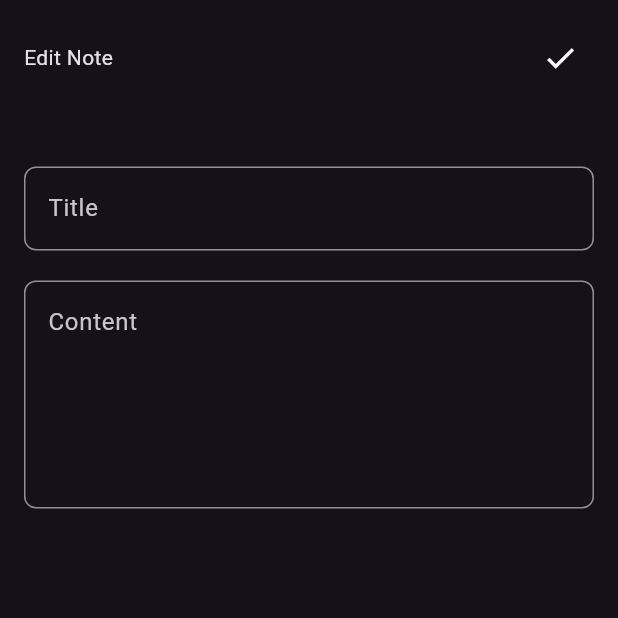
After one commit to Mahmoudali17/Note-App, a Flutter app: the screen it shows after launch, after a tap on "FLutter Tips", on a phone screen of 412 x 824 dp, the top half of it. The commit adds this screen. Run offline on Flutter 3.47's test engine with Material 3 defaults, Android fonts, the phone set to English and light mode, and no system bars; Roboto replaces fonts that are missing (Poppins).

Commit message:
Create Edit-Note-View

```diff
--- /dev/null
+++ b/lib/Views/Edit-Note-View.dart
@@ -0,0 +1,28 @@
+import 'package:flutter/cupertino.dart';
+import 'package:flutter/material.dart';
+import 'package:note_app_test/Widgets/Custom_Text_Field.dart';
+import '../Widgets/Custom_App_Bar.dart';
+
+class EditNoteView extends StatelessWidget{
+  @override
+  Widget build(BuildContext context) {
+    return
+       Scaffold(
+      body:
+      Padding(
+        padding: const EdgeInsets.all(16),
+        child: Column(                                                           // Column is a flex widget
+          children:  [
+            const CustomAppBar(title:"Edit Note",icon: Icons.check,),
+            const SizedBox(height: 50,),
+            CustomTextField(hintText: "Title"),
+            const SizedBox(height: 20,),
+            CustomTextField(hintText: "Content",maxLines: 5,),
+          ],
+        ),
+      ),
+      )
+      ;
+  }
+
+}
--- a/lib/Views/Home-View.dart
+++ b/lib/Views/Home-View.dart
@@ -27,7 +27,7 @@ class HomeView extends StatelessWidget{
        padding: const EdgeInsets.all(16),
        child: Column(                                                           // Column is a flex widget
          children: [
-           CustomAppBar(),
+           const CustomAppBar(title: "Notes",icon: Icons.search,),
            Expanded(child: NoteItemBuilder()),
          ],
        ),
--- a/lib/Widgets/Custom_App_Bar.dart
+++ b/lib/Widgets/Custom_App_Bar.dart
@@ -2,14 +2,17 @@ import 'package:flutter/cupertino.dart';
 import 'Custom_Search_Icon.dart';
 
 class CustomAppBar extends StatelessWidget{
+  const CustomAppBar({required this.title,required this.icon});
+   final String title;
+   final IconData icon;
   @override
   Widget build(BuildContext context) {
     return
        Row(
           children: [
-            const Text("Notes"),
+            Text(title),
             const Spacer(flex: 1,),
-            CustomSearchIcon(),
+            CustomSearchIcon(icon: icon,),
           ],
         )
       ;
--- a/lib/Widgets/Custom_Note_Item.dart
+++ b/lib/Widgets/Custom_Note_Item.dart
@@ -1,11 +1,16 @@
 import 'package:flutter/cupertino.dart';
 import 'package:flutter/material.dart';
+import 'package:note_app_test/Views/Edit-Note-View.dart';
 
 class NoteItem extends StatelessWidget{
   @override
   Widget build(BuildContext context) {
     return
-      Padding(
+      GestureDetector(
+        onTap: (){
+          Navigator.push(context, MaterialPageRoute(builder: (context){return EditNoteView();}));
+        },
+        child: Padding(
           padding: const EdgeInsets.symmetric(vertical: 8),
           child: Container(
             decoration: BoxDecoration(
@@ -27,6 +32,7 @@ class NoteItem extends StatelessWidget{
               ],
             ),
           ),
+        ),
       )
     ;
   }
--- a/lib/Widgets/Custom_Search_Icon.dart
+++ b/lib/Widgets/Custom_Search_Icon.dart
@@ -2,13 +2,15 @@ import 'package:flutter/cupertino.dart';
 import 'package:flutter/material.dart';
 
 class CustomSearchIcon extends StatelessWidget{
+  CustomSearchIcon({required this.icon});
+  final IconData icon ;
   @override
   Widget build(BuildContext context) {
     return
       Container(
          height: 45,
          width: 45,
-         child: const Icon(Icons.search),
+         child:  Icon(icon),
        )
       ;
   }
```
Lines whose indentation alone changed are shown as unchanged.
